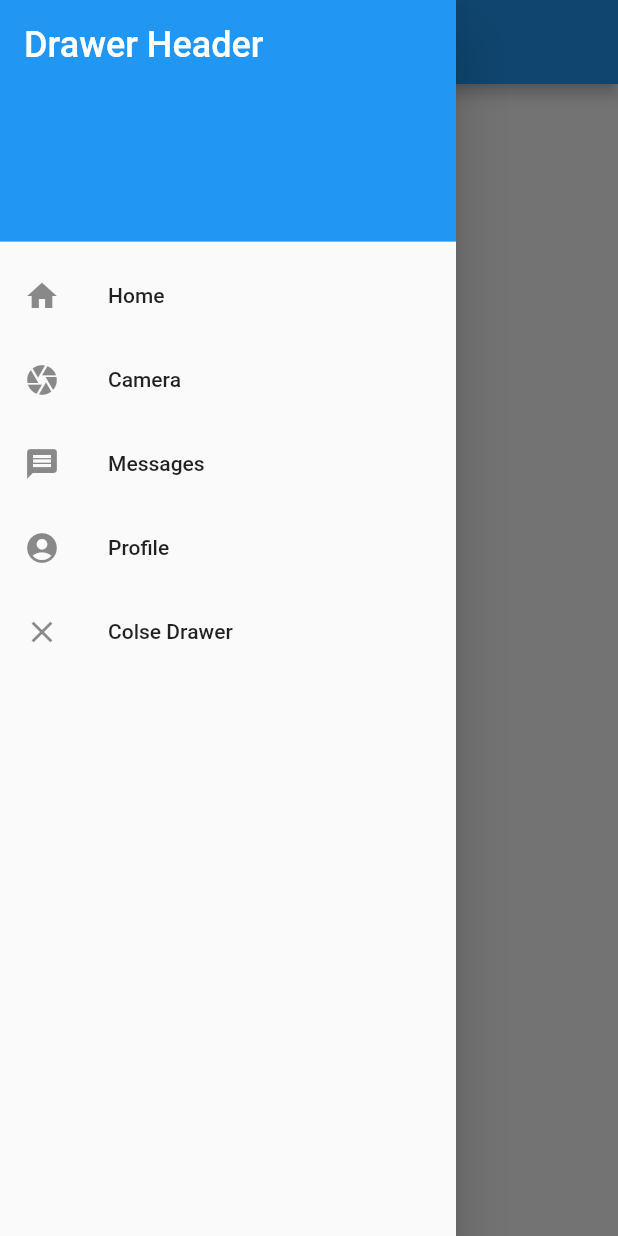
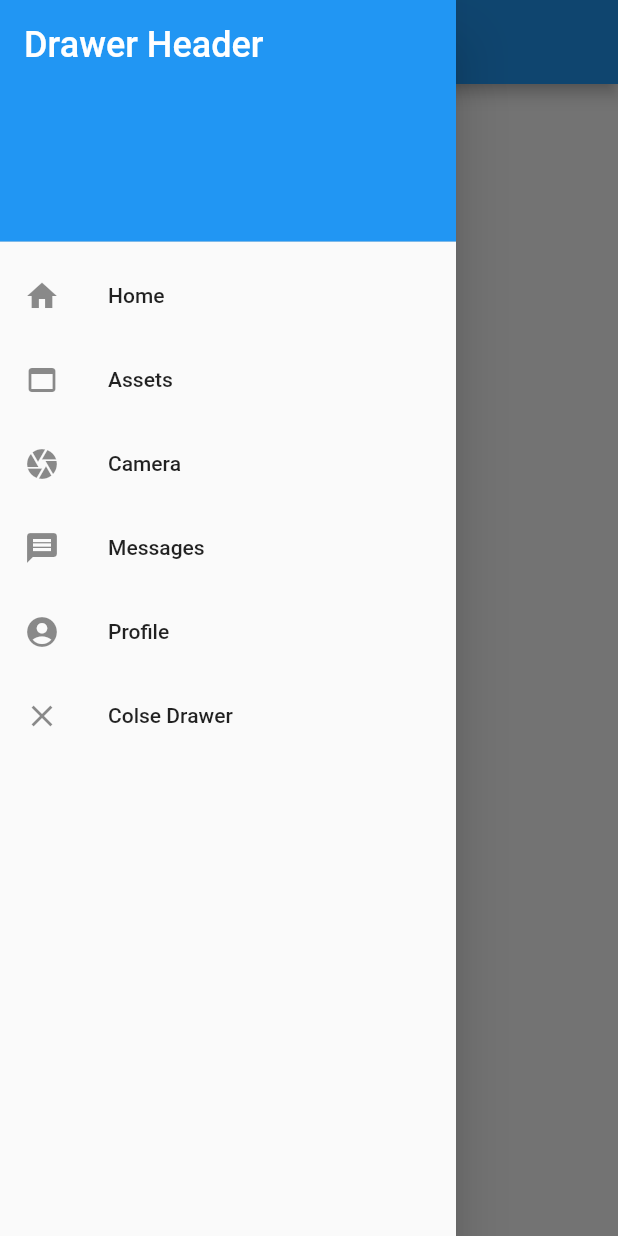
Before and after one commit to codenote-net/flutter-sandbox, a Flutter app: the MessagesScreen screen opened by its route, with the side drawer open, on a phone screen of 412 x 824 dp. Run offline on Flutter 3.47's test engine with Material 2 defaults, Android fonts, the phone set to English and light mode, and no system bars; our stand-ins replace camera.

Commit message:
Display the image from assets
- [Adding assets and images \- Flutter](https://flutter.dev/docs/development/ui/assets-and-images)

```diff
--- a/lib/main.dart
+++ b/lib/main.dart
@@ -3,6 +3,7 @@ import 'package:camera/camera.dart';
 import 'package:flutter/material.dart';
 import 'package:flutter_sandbox/routes/index.dart';
 import 'package:flutter_sandbox/widgets/components/drawer.dart';
+import 'package:flutter_sandbox/widgets/screens/assets.dart';
 import 'package:flutter_sandbox/widgets/screens/camera.dart';
 import 'package:flutter_sandbox/widgets/screens/messages.dart';
 import 'package:flutter_sandbox/widgets/screens/profile.dart';
@@ -27,6 +28,7 @@ Future<void> main() async {
       home: MyHomePage(title: 'Home Page'),
       routes: <String, WidgetBuilder>{
         Routes.home: (BuildContext context) => MyHomePage(title: 'Home Page'),
+        Routes.assets: (BuildContext context) => AssetsScreen(),
         Routes.camera: (BuildContext context) => TakePictureScreen(
               // Pass the appropriate camera to the TakePictureScreen widget.
               camera: firstCamera,
--- a/lib/routes/index.dart
+++ b/lib/routes/index.dart
@@ -3,6 +3,7 @@ import 'package:flutter_sandbox/widgets/screens/profile.dart';
 
 class Routes {
   static const String home = '/home';
+  static const String assets = '/assets';
   static const String camera = '/camera';
   static const String messages = MessagesScreen.routeName;
   static const String profile = ProfileScreen.routeName;
--- a/lib/widgets/components/drawer.dart
+++ b/lib/widgets/components/drawer.dart
@@ -25,6 +25,12 @@ class AppDrawer extends StatelessWidget {
               title: Text('Home'),
               onTap: () {
                 Navigator.of(context).pushReplacementNamed(Routes.home);
+              }),
+          ListTile(
+              leading: Icon(Icons.web_asset),
+              title: Text('Assets'),
+              onTap: () {
+                Navigator.of(context).pushReplacementNamed(Routes.assets);
               }),
           ListTile(
               leading: Icon(Icons.camera),
```
Also changed, not shown: lib/widgets/screens/assets.dart (added, +17 -0 lines).
